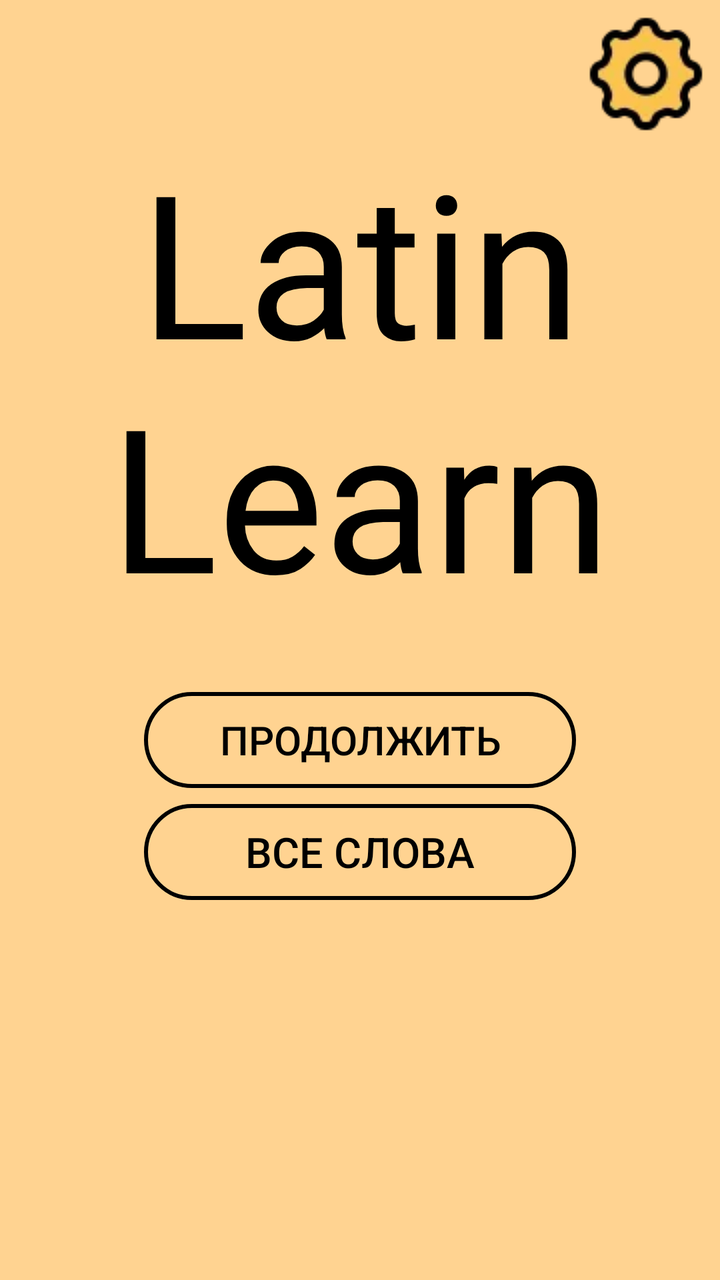
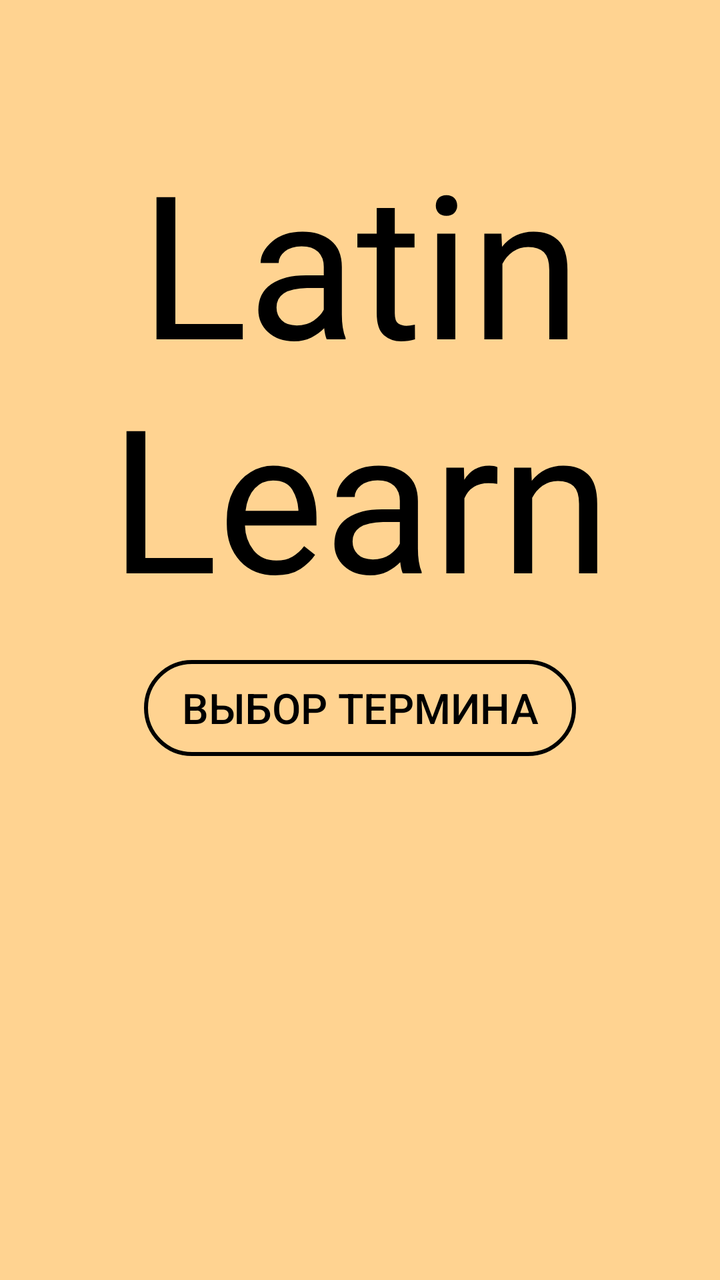

The first picture is an Android layout as it rendered before a commit; the second is the same layout after the commit. The layout source and the unified diff follow.
<!-- AndroidManifest.xml: application theme Theme.LL -->
<!-- res/layout/activity_main_menu.xml -->
<?xml version="1.0" encoding="utf-8"?>
<androidx.constraintlayout.widget.ConstraintLayout xmlns:android="http://schemas.android.com/apk/res/android"
    xmlns:app="http://schemas.android.com/apk/res-auto"
    xmlns:tools="http://schemas.android.com/tools"
    android:id="@+id/main"
    android:background="@color/Background"
    android:layout_width="match_parent"
    android:layout_height="match_parent"
    tools:context=".MainMenuActivity">

    <android.widget.Button
        android:id="@+id/btn_continue"
        android:layout_width="0dp"
        android:layout_height="wrap_content"
        android:layout_marginTop="32dp"
        android:text="Продолжить"
        android:background="@drawable/button_outline_selector"
        android:textColor="@color/black"
        android:textSize="20sp"
        app:layout_constraintBottom_toBottomOf="parent"
        app:layout_constraintEnd_toEndOf="parent"
        app:layout_constraintStart_toStartOf="parent"
        app:layout_constraintTop_toBottomOf="@+id/textView3"
        app:layout_constraintVertical_bias="0.0"
        app:layout_constraintWidth_percent="0.6" />

    <ImageButton
        android:id="@+id/imageButton2"
        android:layout_width="wrap_content"
        android:layout_height="wrap_content"
        android:layout_marginTop="5dp"
        android:layout_marginEnd="5dp"
        android:background="#00FFFFFF"
        android:src="@drawable/gear_ico"
        android:contentDescription="кнопка настроек"
        app:layout_constraintEnd_toEndOf="parent"
        app:layout_constraintTop_toTopOf="parent" />

    <TextView
        android:id="@+id/textView3"
        android:layout_width="wrap_content"
        android:layout_height="wrap_content"
        android:layout_marginTop="64dp"
        android:fontFamily="@font/divagon"
        android:gravity="center"
        android:text="@string/text_in_menu"
        android:textColor="@color/black"
        android:textSize="100sp"
        app:layout_constraintEnd_toEndOf="parent"
        app:layout_constraintStart_toStartOf="parent"
        app:layout_constraintTop_toTopOf="parent" />

    <android.widget.Button
        android:id="@+id/btn_choose_menu"
        android:layout_width="0dp"
        android:layout_height="wrap_content"
        android:layout_marginTop="8dp"
        android:background="@drawable/button_outline_selector"
        android:text="Все слова"
        android:textColor="@color/black"
        android:textSize="21sp"
        app:layout_constraintEnd_toEndOf="parent"
        app:layout_constraintStart_toStartOf="parent"
        app:layout_constraintTop_toBottomOf="@+id/btn_continue"
        app:layout_constraintWidth_percent="0.6" />


</androidx.constraintlayout.widget.ConstraintLayout>
<!-- resources referenced by this layout -->
<resources>
  <color name="Background">#ffd391</color>
  <color name="black">#FF000000</color>
  <!-- drawable button_outline_selector (drawable) -->
  <?xml version="1.0" encoding="utf-8"?>
  <selector xmlns:android="http://schemas.android.com/apk/res/android">
      
      <item android:state_pressed="true" android:drawable="@drawable/button_outline_pressed" />
  
      
      <item android:drawable="@drawable/button_outline" />
  </selector>
  <!-- drawable gear_ico: webp bitmap (drawable, 1800 bytes) -->
  <string name="text_in_menu">Latin\nLearn</string>
  <style name="Theme.LL" parent="Theme.Material3.Light.NoActionBar">
          <item name="android:statusBarColor">@color/black</item>
          <item name="android:windowLightStatusBar">false</item>
  
      </style>
  <!-- drawable button_outline_pressed (drawable) -->
  <?xml version="1.0" encoding="utf-8"?>
  <shape xmlns:android="http://schemas.android.com/apk/res/android"
      android:shape="rectangle">
      <solid android:color="#08000000" /> 
      <stroke
          android:width="2dp"
          android:color="#000000" />
      <corners android:radius="32dp" />
  
  </shape>
  <!-- drawable button_outline (drawable) -->
  <?xml version="1.0" encoding="utf-8"?>
  <shape xmlns:android="http://schemas.android.com/apk/res/android"
      android:shape="rectangle">
  
      <solid android:color="@android:color/transparent" />
  
      <stroke
          android:width="2dp"
          android:color="@color/black" />
  
      <corners android:radius="32dp" />
  
  
  </shape>
</resources>

<!-- the commit's change to res/layout/activity_main_menu.xml (unified diff, before → after) -->
@@ -7,34 +7,6 @@
     android:layout_width="match_parent"
     android:layout_height="match_parent"
     tools:context=".MainMenuActivity">
-
-    <android.widget.Button
-        android:id="@+id/btn_continue"
-        android:layout_width="0dp"
-        android:layout_height="wrap_content"
-        android:layout_marginTop="32dp"
-        android:text="Продолжить"
-        android:background="@drawable/button_outline_selector"
-        android:textColor="@color/black"
-        android:textSize="20sp"
-        app:layout_constraintBottom_toBottomOf="parent"
-        app:layout_constraintEnd_toEndOf="parent"
-        app:layout_constraintStart_toStartOf="parent"
-        app:layout_constraintTop_toBottomOf="@+id/textView3"
-        app:layout_constraintVertical_bias="0.0"
-        app:layout_constraintWidth_percent="0.6" />
-
-    <ImageButton
-        android:id="@+id/imageButton2"
-        android:layout_width="wrap_content"
-        android:layout_height="wrap_content"
-        android:layout_marginTop="5dp"
-        android:layout_marginEnd="5dp"
-        android:background="#00FFFFFF"
-        android:src="@drawable/gear_ico"
-        android:contentDescription="кнопка настроек"
-        app:layout_constraintEnd_toEndOf="parent"
-        app:layout_constraintTop_toTopOf="parent" />
 
     <TextView
         android:id="@+id/textView3"
@@ -54,14 +26,14 @@
         android:id="@+id/btn_choose_menu"
         android:layout_width="0dp"
         android:layout_height="wrap_content"
-        android:layout_marginTop="8dp"
+        android:layout_marginTop="16dp"
         android:background="@drawable/button_outline_selector"
-        android:text="Все слова"
+        android:text="Выбор термина"
         android:textColor="@color/black"
         android:textSize="21sp"
         app:layout_constraintEnd_toEndOf="parent"
         app:layout_constraintStart_toStartOf="parent"
-        app:layout_constraintTop_toBottomOf="@+id/btn_continue"
+        app:layout_constraintTop_toBottomOf="@+id/textView3"
         app:layout_constraintWidth_percent="0.6" />
 
 
<!-- resource entries referenced after the edit -->
@@ -11,7 +11,6 @@
       
       <item android:drawable="@drawable/button_outline" />
   </selector>
-  <!-- drawable gear_ico: webp bitmap (drawable, 1800 bytes) -->
   <string name="text_in_menu">Latin\nLearn</string>
   <style name="Theme.LL" parent="Theme.Material3.Light.NoActionBar">
           <item name="android:statusBarColor">@color/black</item>
@@ -22,7 +21,7 @@
   <?xml version="1.0" encoding="utf-8"?>
   <shape xmlns:android="http://schemas.android.com/apk/res/android"
       android:shape="rectangle">
-      <solid android:color="#08000000" /> 
+      <solid android:color="#08000000" />
       <stroke
           android:width="2dp"
           android:color="#000000" />
